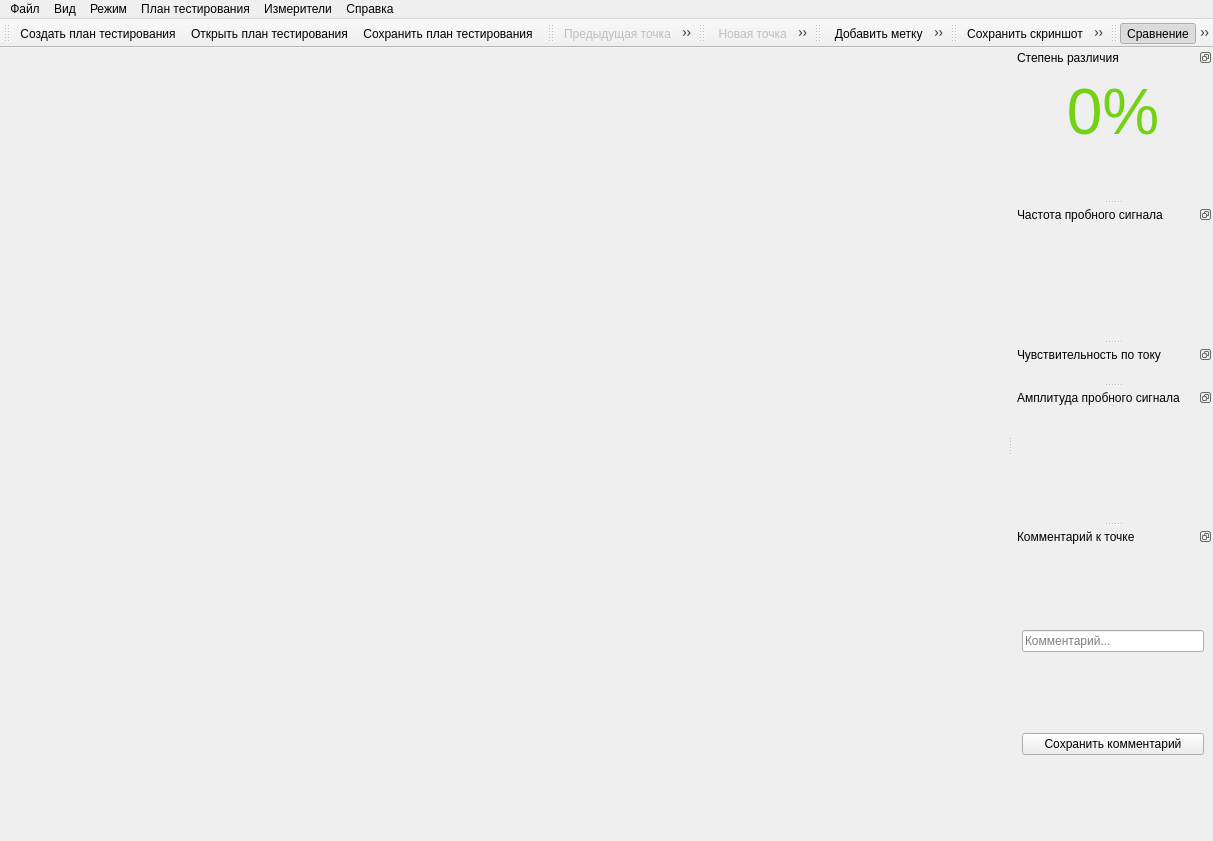
Old version of the form gui/mainwindow.ui in the repository EPC-MSU/EPLab.
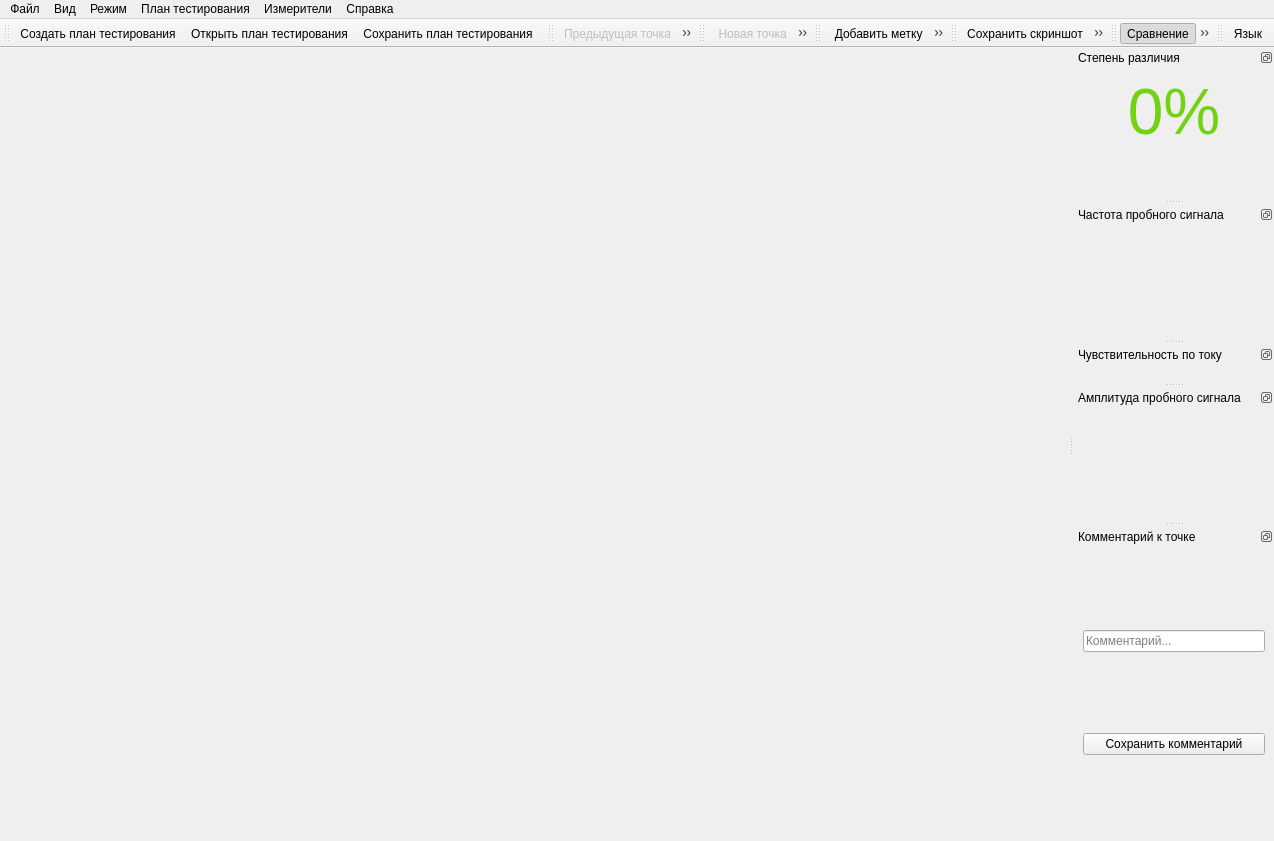
New version of the form. Icons and pictures are not drawn.

Commit message: Added language selection

What changed in the file:
```diff
--- a/gui/mainwindow.ui
+++ b/gui/mainwindow.ui
@@ -6,7 +6,7 @@
    <rect>
     <x>0</x>
     <y>0</y>
-    <width>871</width>
+    <width>1233</width>
     <height>841</height>
    </rect>
   </property>
@@ -164,8 +164,8 @@
     <rect>
      <x>0</x>
      <y>0</y>
-     <width>871</width>
-     <height>22</height>
+     <width>1233</width>
+     <height>21</height>
     </rect>
    </property>
    <widget class="QMenu" name="file_menu_action">
@@ -372,6 +372,18 @@
    <addaction name="writing_mode_action"/>
    <addaction name="testing_mode_action"/>
   </widget>
+  <widget class="QToolBar" name="toolBar_language">
+   <property name="windowTitle">
+    <string>toolBar</string>
+   </property>
+   <attribute name="toolBarArea">
+    <enum>TopToolBarArea</enum>
+   </attribute>
+   <attribute name="toolBarBreak">
+    <bool>false</bool>
+   </attribute>
+   <addaction name="select_language_action"/>
+  </widget>
   <action name="new_file_action">
    <property name="icon">
     <iconset>
@@ -688,6 +700,15 @@
     <string>Подключение</string>
    </property>
   </action>
+  <action name="select_language_action">
+   <property name="icon">
+    <iconset>
+     <normaloff>../media/language.png</normaloff>../media/language.png</iconset>
+   </property>
+   <property name="text">
+    <string>Язык</string>
+   </property>
+  </action>
  </widget>
  <resources/>
  <connections/>
```
Left out of the diff: 4 changed lines with no effect on the pictures. The commit also changes 7 other files.
